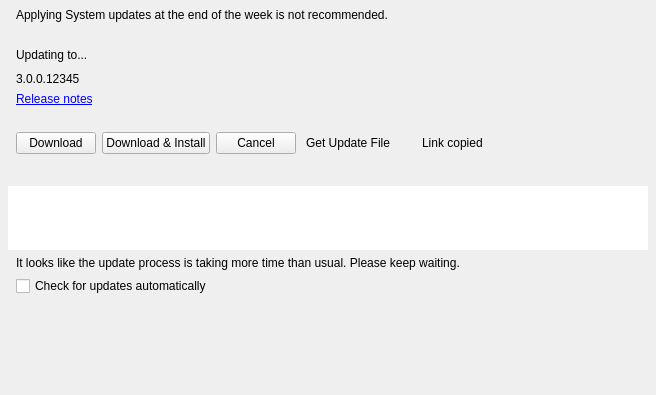
Above: client/nx_client_desktop/src/nx/client/desktop/system_update/multi_server_updates_widget.ui from networkoptix/nx_open before the change. Below: the same form after it.
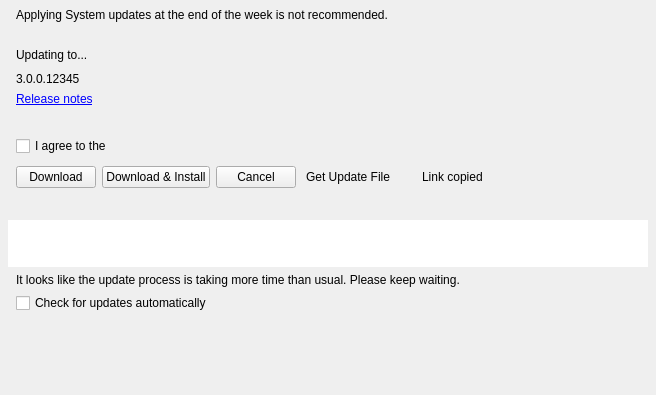
That is the form after the change. The open tabs and pages were chosen to show the change. Custom widgets are drawn as their Qt base class.

```diff
--- a/client/nx_client_desktop/src/nx/client/desktop/system_update/multi_server_updates_widget.ui
+++ b/client/nx_client_desktop/src/nx/client/desktop/system_update/multi_server_updates_widget.ui
@@ -332,6 +332,47 @@
             </property>
            </widget>
           </item>
+          <item>
+           <widget class="QWidget" name="eulaInfo" native="true">
+            <layout class="QHBoxLayout" name="horizontalLayout_9" stretch="0,1">
+             <property name="spacing">
+              <number>0</number>
+             </property>
+             <property name="leftMargin">
+              <number>0</number>
+             </property>
+             <property name="topMargin">
+              <number>4</number>
+             </property>
+             <property name="rightMargin">
+              <number>0</number>
+             </property>
+             <property name="bottomMargin">
+              <number>4</number>
+             </property>
+             <item>
+              <widget class="QCheckBox" name="eulaCheck">
+               <property name="text">
+                <string>I agree to the</string>
+               </property>
+              </widget>
+             </item>
+             <item>
+              <widget class="QLabel" name="eulaLink">
+               <property name="sizePolicy">
+                <sizepolicy hsizetype="Expanding" vsizetype="Preferred">
+                 <horstretch>0</horstretch>
+                 <verstretch>0</verstretch>
+                </sizepolicy>
+               </property>
+               <property name="text">
+                <string>&lt;End User License Agreement&gt;</string>
+               </property>
+              </widget>
+             </item>
+            </layout>
+           </widget>
+          </item>
          </layout>
         </widget>
         <widget class="QWidget" name="errorPage">
```
Left out of the diff: 4 changed lines with no effect on the pictures.
